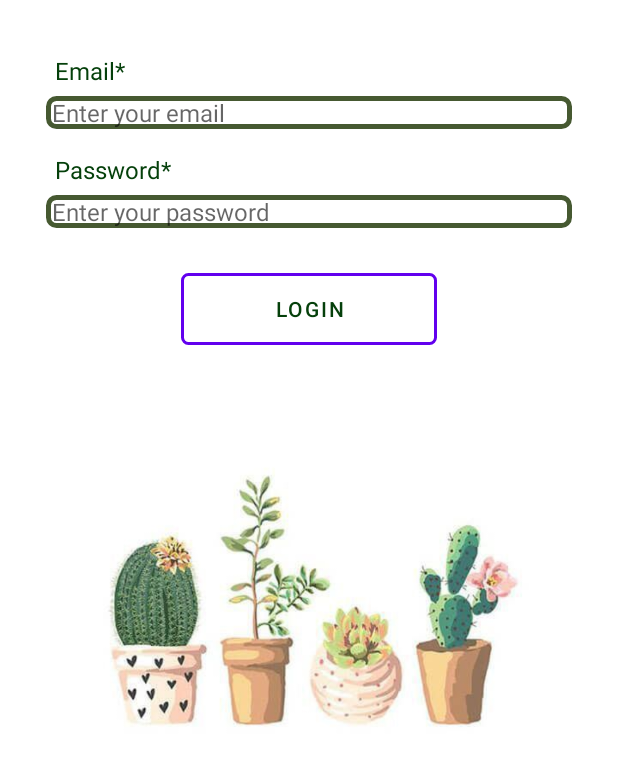
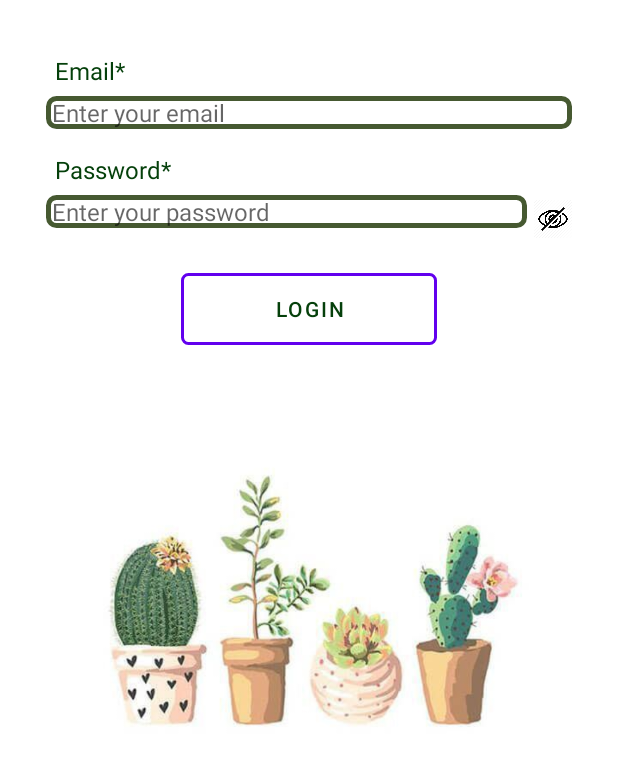
Before and after one commit to eliadaa/PlantCareSystemML, an Android app: the LoginActivity screen opened directly, with no data from a screen before it, on a phone screen of 412 x 824 dp, the part 466-1236 px from its top. Run offline under Robolectric (Android 15) with nearby library versions, the phone set to English and light mode, and no system bars; our stand-ins replace Firebase (no records; nobody signed in at launch, a user with empty details on screens opened directly).

Commit message:
Adding Show/View Password to Login

```diff
--- a/app/src/main/java/com/example/plantcaresystem/LoginActivity.java
+++ b/app/src/main/java/com/example/plantcaresystem/LoginActivity.java
@@ -5,11 +5,14 @@ import androidx.appcompat.app.AppCompatActivity;
 
 import android.os.Bundle;
 import android.text.TextUtils;
+import android.text.method.HideReturnsTransformationMethod;
+import android.text.method.PasswordTransformationMethod;
 import android.util.Log;
 import android.util.Patterns;
 import android.view.View;
 import android.widget.Button;
 import android.widget.EditText;
+import android.widget.ImageView;
 import android.widget.ProgressBar;
 import android.widget.Toast;
 
@@ -42,9 +45,27 @@ public class LoginActivity extends AppCompatActivity {
 
         authProfile = FirebaseAuth.getInstance();
 
+        // show/hide password using eye icon
+        ImageView imageViewShowHidePassword = findViewById(R.id.image_show_hide_password);
+        imageViewShowHidePassword.setImageResource(R.drawable.id_hide_password);
+        imageViewShowHidePassword.setOnClickListener(new View.OnClickListener(){
+           @Override
+           public void onClick(View v){
+               // check if the password was hidden or shown
+               if(editTextLoginPassword.getTransformationMethod().equals(HideReturnsTransformationMethod.getInstance())){
+                   // if password is visible, hide it
+                   editTextLoginPassword.setTransformationMethod(PasswordTransformationMethod.getInstance());
+                   // change icon
+                   imageViewShowHidePassword.setImageResource(R.drawable.id_hide_password);
+               } else {
+                   editTextLoginPassword.setTransformationMethod(HideReturnsTransformationMethod.getInstance());
+                   imageViewShowHidePassword.setImageResource(R.drawable.ic_show_password);
+               }
+           }
+        });
+
         // Login button
         Button buttonLogin = findViewById(R.id.button_login);
-
         buttonLogin.setOnClickListener(new View.OnClickListener() { // we assume user has entered email and password
             @Override
             public void onClick(View v) {
--- a/app/src/main/res/layout/activity_login.xml
+++ b/app/src/main/res/layout/activity_login.xml
@@ -60,6 +60,14 @@
             android:textSize="16sp"
             android:layout_marginTop="10dp"
             />
+        <ImageView
+            android:layout_width="30dp"
+            android:layout_height="32dp"
+            android:id="@+id/image_show_hide_password"
+            android:layout_below="@id/textView_login_password"
+            android:layout_marginLeft="325dp"
+            />
+
 
 
         <EditText
@@ -67,6 +75,7 @@
             android:layout_height="wrap_content"
             android:id="@+id/editText_login_password"
             android:hint=" Enter your password"
+            android:layout_marginEnd="30dp"
             android:autofillHints="password"
             android:textSize="16sp"
             android:textColor="@color/forest_green"
```
Also changed, not shown: app/src/main/res/drawable/ic_show_password.png (added), app/src/main/res/drawable/id_hide_password.png (added).
